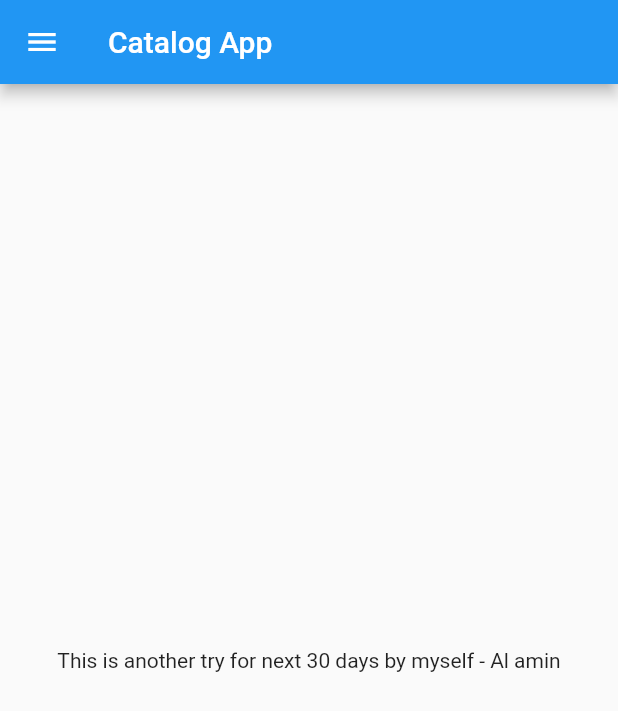
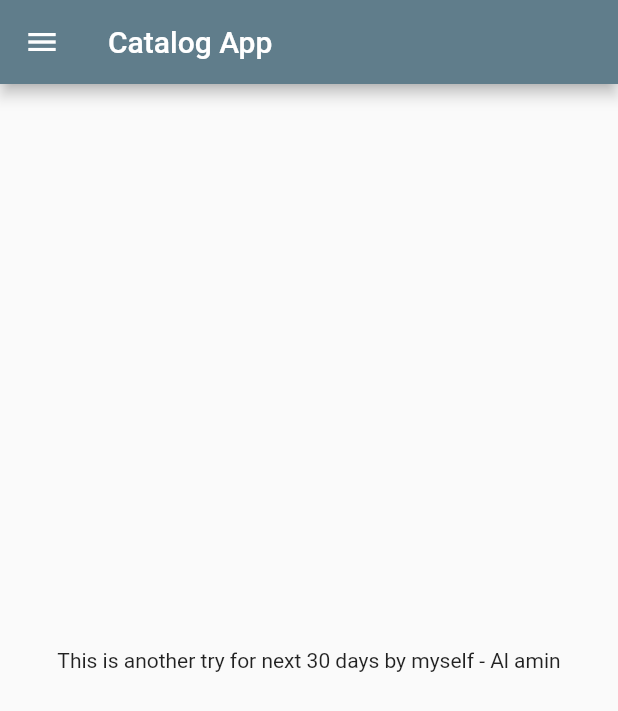
Before and after one commit to Alamin11/flutterLearning, a Flutter app: the screen it shows after launch, on a phone screen of 412 x 824 dp. Shown: the top 711 px of the screen. Run offline on Flutter 3.47's test engine with Material 2 defaults, Android fonts, the phone set to English and light mode, and no system bars.

Commit message:
Customizing theme

```diff
--- a/lib/main.dart
+++ b/lib/main.dart
@@ -1,5 +1,5 @@
 import 'package:flutter/material.dart';
-import 'package:flutter_card/home_page.dart';
+import 'package:flutter_card/pages/home_page.dart';
 
 void main() {
   runApp(MyApp());
@@ -21,6 +21,16 @@ class MyApp extends StatelessWidget {
     // const pi = 3.1416;
     // final editable = 20;
 
-    return const MaterialApp(home: HomePage());
+    return MaterialApp(
+      home: HomePage(),
+      themeMode: ThemeMode.light,
+      darkTheme: ThemeData(
+        brightness: Brightness.dark,
+      ),
+      theme: ThemeData(
+        primarySwatch: Colors.blueGrey,
+        //primaryColor: Colors.amberAccent,
+      ),
+    );
   }
 }
--- a/lib/home_page.dart
+++ b/lib/pages/home_page.dart
@@ -13,10 +13,8 @@ class HomePage extends StatelessWidget {
         title: const Text("Catalog App"),
       ),
       body: Center(
-        child: Container(
-          child:
-              Text("This is another try for next $days days by myself - $name"),
-        ),
+        child:
+            Text("This is another try for next $days days by myself - $name"),
       ),
       drawer: const Drawer(),
     );
```
